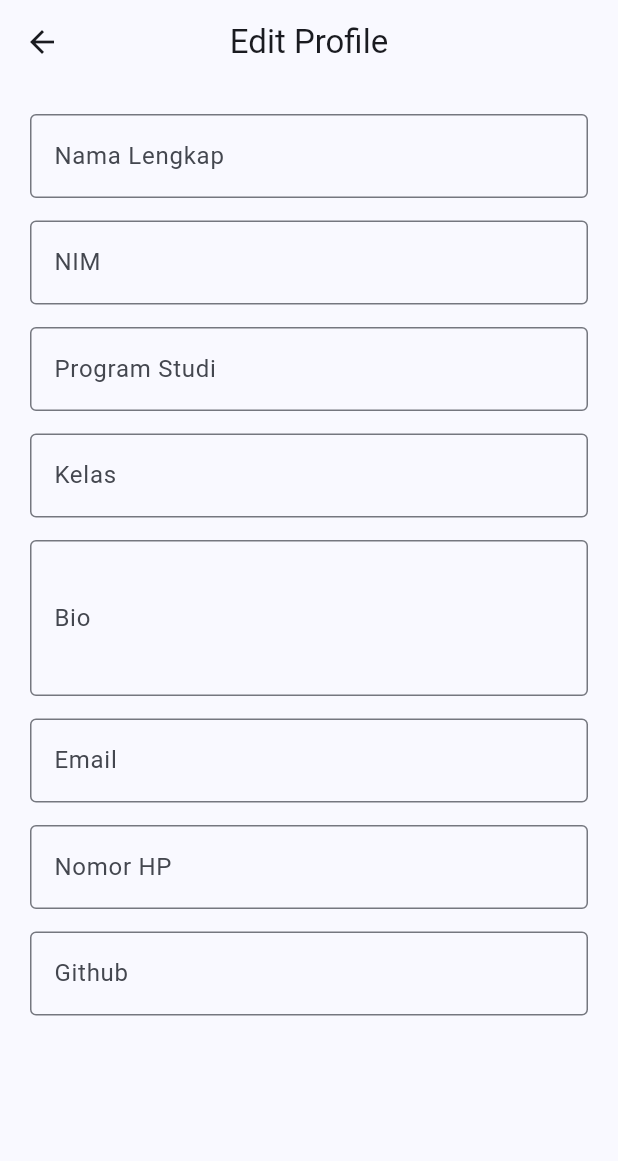
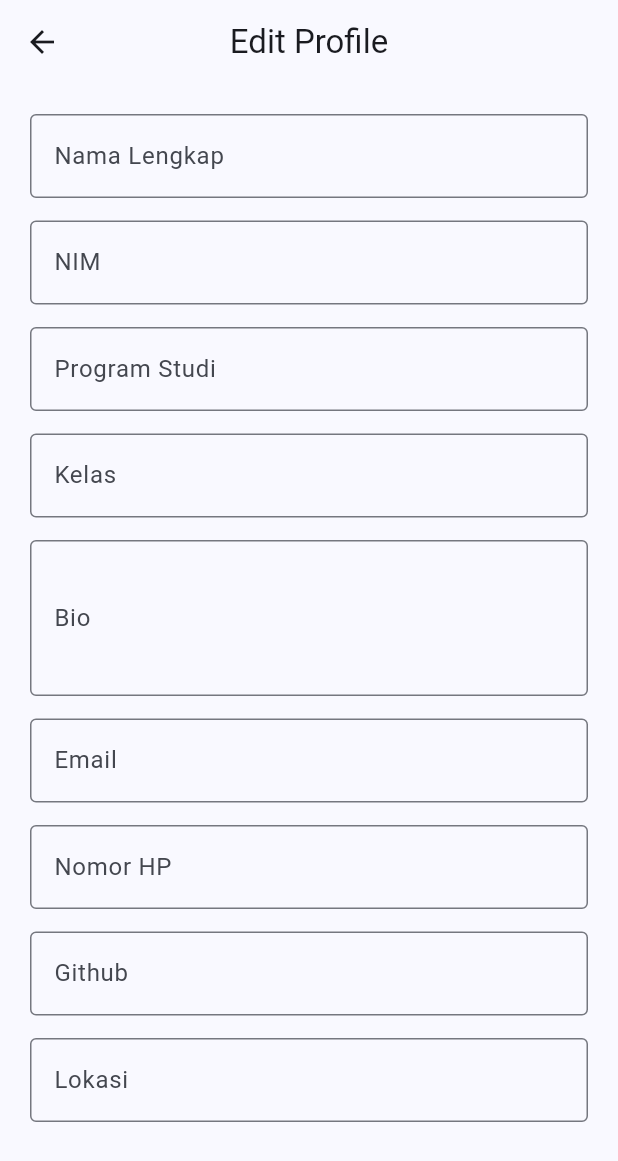
Before and after one commit to Paulothejungle/uts_aplikasi_mobile, a Flutter app: the EditProfilePage screen opened directly with empty values, on a phone screen of 412 x 824 dp. Shown: the top 1161 px of the screen. Run offline on Flutter 3.47's test engine with Material 3 defaults, Android fonts, the phone set to English and light mode, and no system bars.

Commit message:
feat:add Location input

```diff
--- a/lib/screens/edit_profile_page.dart
+++ b/lib/screens/edit_profile_page.dart
@@ -200,6 +200,19 @@ class _EditProfilePageState extends State<EditProfilePage> {
                 ),
               ),
 
+              const SizedBox(height: 15),
+
+              // Lokasi
+              TextFormField(
+                controller: lokasiController,
+                decoration: const InputDecoration(
+                  labelText: 'Lokasi',
+                  border: OutlineInputBorder(),
+                ),
+              ),
+
+              const SizedBox(height: 15),
+
 
             ]
           )
```
